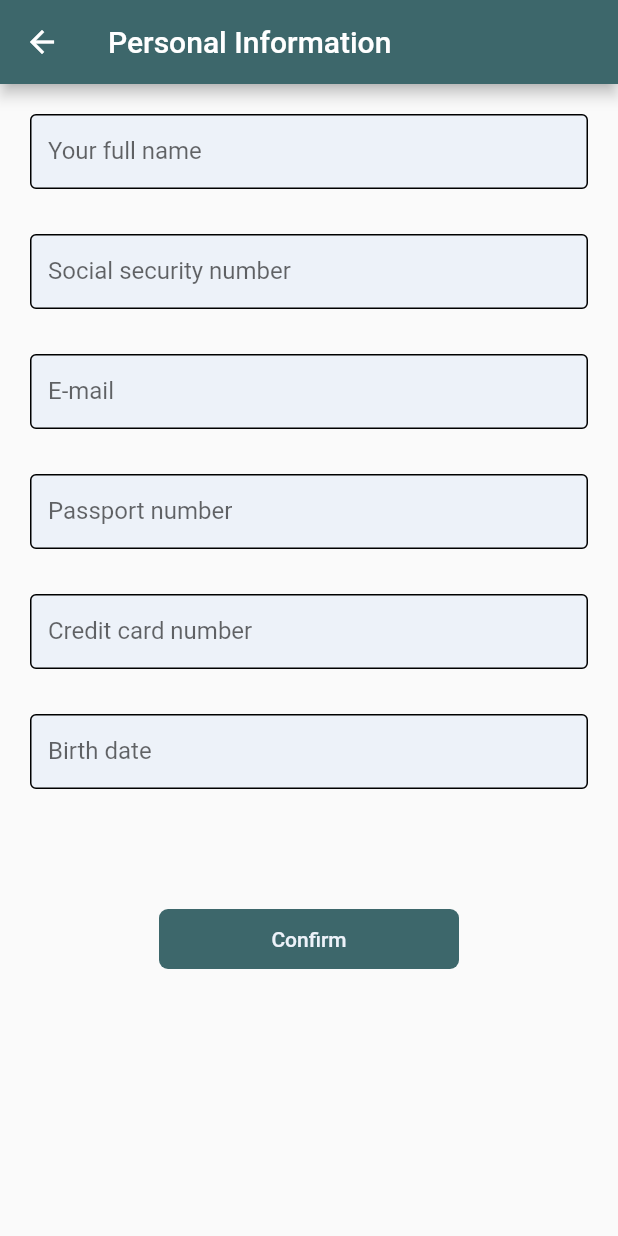
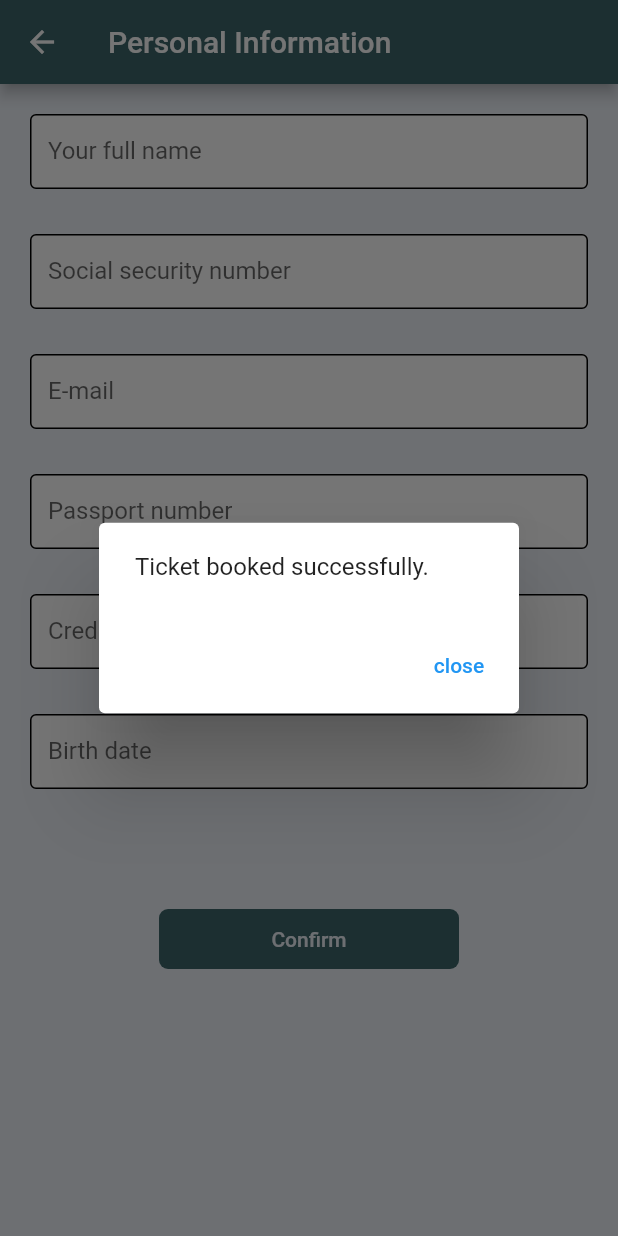
Before and after one commit to Mernamohamed44/airlineResrvation, a Flutter app: the PersonalInfo screen opened directly, after a tap on "Confirm", on a phone screen of 412 x 824 dp. Run offline on Flutter 3.47's test engine with Material 2 defaults, Android fonts, the phone set to English and light mode, and no system bars; our stand-ins replace firebase_core; accounts and stored records are empty; network calls fail.

Commit message:
some updates

```diff
--- a/lib/screens/airline_reservation.dart
+++ b/lib/screens/airline_reservation.dart
@@ -35,6 +35,7 @@ class _AirlineReservationState extends State<AirlineReservation> {
   @override
   Widget build(BuildContext context) {
     return Scaffold(
+      backgroundColor: white,
       appBar: AppBar(
         title: Text(
           'AirlineReservation',
@@ -69,7 +70,7 @@ class _AirlineReservationState extends State<AirlineReservation> {
                     child: TextButton(
                       onPressed: () => logout(context),
                       child: Text(
-                        'Logout',
+                        'Log out',
                         style: TextStyle(color: white, fontSize: 20),
                       ),
                     )),
--- a/lib/screens/ava_flight.dart
+++ b/lib/screens/ava_flight.dart
@@ -1,4 +1,5 @@
 import 'package:flutter/material.dart';
+import 'package:zeft/colors.dart';
 import 'package:zeft/widgets/ava_card.dart';
 import 'ticket_info.dart';
 
@@ -12,6 +13,7 @@ class AvailableFlight extends StatelessWidget {
   @override
   Widget build(BuildContext context) {
     return Scaffold(
+      backgroundColor: white,
       appBar: AppBar(
         title: const Text('Available flight'),
         backgroundColor: cb,
--- a/lib/screens/booking.dart
+++ b/lib/screens/booking.dart
@@ -25,6 +25,7 @@ class _BookingState extends State<Booking> {
   @override
   Widget build(BuildContext context) {
     return Scaffold(
+      backgroundColor: white,
       appBar: AppBar(
         title: Text(
           'Booking',
--- a/lib/screens/check_flight.dart
+++ b/lib/screens/check_flight.dart
@@ -9,6 +9,7 @@ class CheckFlight extends StatelessWidget {
   @override
   Widget build(BuildContext context) {
     return Scaffold(
+      backgroundColor: white,
       appBar: AppBar(
         title: const Text('Check ticket'),
         backgroundColor: darkBlue,
--- a/lib/screens/new_account.dart
+++ b/lib/screens/new_account.dart
@@ -30,6 +30,7 @@ class NewAccount extends StatelessWidget {
     }
 
     return Scaffold(
+      backgroundColor: white,
       appBar: AppBar(
         title: const Text('Create New Account'),
         backgroundColor: darkBlue,
--- a/lib/screens/personal_info.dart
+++ b/lib/screens/personal_info.dart
@@ -8,7 +8,23 @@ class PersonalInfo extends StatelessWidget {
 
   @override
   Widget build(BuildContext context) {
+    void showDialogMessage() {
+      showDialog(
+          context: context,
+          builder: (ctx) => AlertDialog(
+                content: const Text("Ticket booked successfully."),
+                actions: [
+                  TextButton(
+                      onPressed: () {
+                        Navigator.of(ctx).pop();
+                      },
+                      child: const Text('close'))
+                ],
+              ));
+    }
+
     return Scaffold(
+      backgroundColor: white,
       appBar: AppBar(
         title: const Text('Personal Information'),
         backgroundColor: darkBlue,
@@ -52,12 +68,13 @@ class PersonalInfo extends StatelessWidget {
                 height: 40,
                 width: 200,
                 child: TextButton(
-                    onPressed: () {},
+                  onPressed: () => showDialogMessage(),
                   child: Text(
                     '   Confirm   ',
                     style: TextStyle(color: white),
                   ),
-                  ))
+                ),
+              ),
             ],
           ),
         ),
--- a/lib/screens/ticket_info.dart
+++ b/lib/screens/ticket_info.dart
@@ -9,6 +9,7 @@ class TicketInfo extends StatelessWidget {
   @override
   Widget build(BuildContext context) {
     return Scaffold(
+      backgroundColor: white,
       appBar: AppBar(
         title: const Text('Ticket Information'),
         backgroundColor: darkBlue,
--- a/lib/widgets/ava_card.dart
+++ b/lib/widgets/ava_card.dart
@@ -1,6 +1,6 @@
 import 'package:flutter/material.dart';
 import 'package:zeft/colors.dart';
-import 'package:zeft/screens/booking.dart';
+import 'package:zeft/screens/personal_info.dart';
 
 class AvaCard extends StatelessWidget {
   const AvaCard(
@@ -47,7 +47,7 @@ class AvaCard extends StatelessWidget {
                         onPressed: () => {
                               Navigator.of(context)
                                   .push(MaterialPageRoute(builder: (_) {
-                                return const Booking();
+                                return const PersonalInfo();
                               }))
                             }))
               ],
--- a/lib/widgets/screen_textfield.dart
+++ b/lib/widgets/screen_textfield.dart
@@ -1,5 +1,4 @@
 import 'package:flutter/material.dart';
-import 'package:zeft/colors.dart';
 
 class ScreenTextField extends StatefulWidget {
   final String labelText;
@@ -18,7 +17,7 @@ class _ScreenTextFieldState extends State<ScreenTextField> {
       child: TextField(
         decoration: InputDecoration(
           label: Text(widget.labelText),
-          fillColor: white,
+          fillColor: Colors.white,
           filled: true,
           enabledBorder: const OutlineInputBorder(borderSide: BorderSide()),
           focusedBorder:
```
Lines whose indentation alone changed are shown as unchanged.
